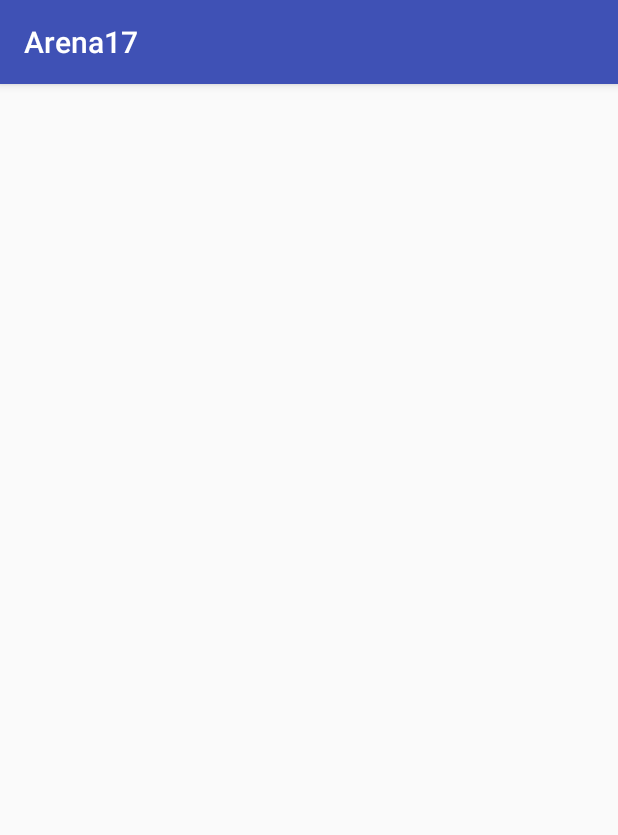
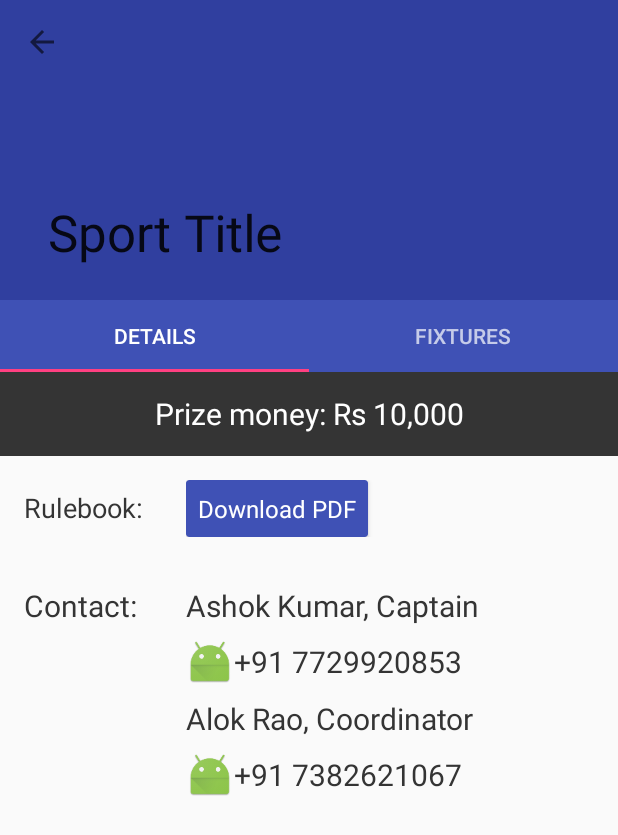
Before and after one commit to Department-of-Technical-Arts/Areana-2017, an Android app: the screen it shows after launch (MainActivity before the commit, EventDetailsActivity after it), on a phone screen of 412 x 824 dp. Shown: the top 835 px of the screen. Run offline under Robolectric (Android 15) with nearby library versions, the phone set to English and light mode, and no system bars.

Commit message:
Adds Event Details Activity

```diff
--- a/app/build.gradle
+++ b/app/build.gradle
@@ -28,6 +28,9 @@ dependencies {
     compile 'com.google.firebase:firebase-messaging:10.0.1'
     compile 'com.squareup.retrofit2:converter-gson:2.1.0'
     compile 'com.squareup.retrofit2:retrofit:2.1.0'
+    compile 'com.android.support:design:25.1.0'
+    compile 'com.android.support:cardview-v7:25.1.0' // cardView
+
     testCompile 'junit:junit:4.12'
 }
 
--- a/app/src/main/AndroidManifest.xml
+++ b/app/src/main/AndroidManifest.xml
@@ -11,6 +11,11 @@
         android:supportsRtl="true"
         android:theme="@style/AppTheme">
         <activity android:name=".MainActivity">
+
+
+        </activity>
+
+        <activity android:name=".EventDetailsActivity" android:theme="@style/AppTheme.NoActionBar">
             <intent-filter>
                 <action android:name="android.intent.action.MAIN" />
 
--- /dev/null
+++ b/app/src/main/java/bphc/tech/com/arena17/EventDetailsActivity.java
@@ -0,0 +1,143 @@
+package bphc.tech.com.arena17;
+
+import android.os.Bundle;
+import android.support.design.widget.CollapsingToolbarLayout;
+import android.support.v4.app.Fragment;
+import android.support.v4.app.FragmentManager;
+import android.support.v4.app.FragmentPagerAdapter;
+import android.support.v4.view.ViewPager;
+import android.support.v4.widget.NestedScrollView;
+import android.support.v7.app.ActionBar;
+import android.support.v7.app.AppCompatActivity;
+import android.support.design.widget.TabLayout;
+import android.support.v7.widget.Toolbar;
+
+/**
+ * Created by sarath on 23-12-2016.
+ */
+
+public class EventDetailsActivity extends AppCompatActivity {
+
+
+    SectionsPagerAdapter mSectionsPagerAdapter;
+
+    ViewPager mViewPager;
+    Toolbar toolbar;
+    CollapsingToolbarLayout collapsingToolbar;
+    NestedScrollView nestedScrollView;
+
+    @Override
+    protected void onCreate(Bundle savedInstanceState) {
+        super.onCreate(savedInstanceState);
+        setContentView(R.layout.activity_event_details);
+
+        TabLayout tabLayout = (TabLayout) findViewById(R.id.tab_layout);
+        tabLayout.addTab(tabLayout.newTab().setText("Details"));
+        tabLayout.addTab(tabLayout.newTab().setText("Schedule"));
+        tabLayout.setTabGravity(TabLayout.GRAVITY_FILL);
+
+        // Create the adapter that will return a fragment for each of the three
+        // primary sections of the activity.
+        mSectionsPagerAdapter = new SectionsPagerAdapter(getSupportFragmentManager());
+
+        // Set up the ViewPager with the sections adapter.
+        mViewPager = (ViewPager) findViewById(R.id.container);
+        mViewPager.setAdapter(mSectionsPagerAdapter);
+
+        tabLayout.setupWithViewPager(mViewPager);
+
+        /*      setUpWithViewPager will take care of the below code: :-)
+        mViewPager.addOnPageChangeListener(new TabLayout.TabLayoutOnPageChangeListener(tabLayout));
+        tabLayout.setOnTabSelectedListener(new TabLayout.OnTabSelectedListener() {
+            @Override
+            public void onTabSelected(TabLayout.Tab tab) {
+                mViewPager.setCurrentItem(tab.getPosition());
+            }
+            @Override
+            public void onTabUnselected(TabLayout.Tab tab) {
+            }
+            @Override
+            public void onTabReselected(TabLayout.Tab tab) {
+            }
+        });*/
+
+
+        toolbar = (Toolbar) findViewById(R.id.events_toolbar);
+        setSupportActionBar(toolbar);
+        collapsingToolbar = (CollapsingToolbarLayout) findViewById(R.id.events_collapsingToolbar);
+
+        if (getSupportActionBar() != null) {
+            getSupportActionBar().setDisplayHomeAsUpEnabled(true);
+            getSupportActionBar().setDisplayShowHomeEnabled(true);
+            collapsingToolbar.setTitle("Sport Title"); // To Do: replace this name later dynamically!
+        }
+
+        nestedScrollView = (NestedScrollView) findViewById (R.id.NestedScrollView);
+        nestedScrollView.setFillViewport (true); // needed for the nestedScrollView to be displayed.
+    }
+
+    /*@Override
+    public boolean onCreateOptionsMenu(Menu menu) {
+        // Inflate the menu; this adds items to the action bar if it is present.
+        getMenuInflater().inflate(R.menu.menu_main2, menu);
+        return true;
+    }
+
+    @Override
+    public boolean onOptionsItemSelected(MenuItem item) {
+        // Handle action bar item clicks here. The action bar will
+        // automatically handle clicks on the Home/Up button, so long
+        // as you specify a parent activity in AndroidManifest.xml.
+        int id = item.getItemId();
+
+        //noinspection SimplifiableIfStatement
+        if (id == R.id.action_settings) {
+            return true;
+        }
+        return super.onOptionsItemSelected(item);
+    }*/
+
+
+
+
+    /**
+     * A {@link FragmentPagerAdapter} that returns a fragment corresponding to
+     * one of the sections/tabs/pages.
+     */
+    public class SectionsPagerAdapter extends FragmentPagerAdapter {
+
+        public SectionsPagerAdapter(FragmentManager fm) {
+            super(fm);
+        }
+
+        @Override
+        public Fragment getItem(int position) {
+            // getItem is called to instantiate the fragment for the given page.
+            // Return a PlaceholderFragment (defined as a static inner class below).
+            //return PlaceholderFragment.newInstance(position + 1);
+            switch (position){
+                case 0: return new EventDetailsFragment();
+                case 1: return new EventScheduleFragment();
+            }
+            return null;
+        }
+
+        @Override
+        public int getCount() {
+            // Show 2 total pages.
+            return 2;
+        }
+
+        @Override
+        public CharSequence getPageTitle(int position) {
+            switch (position) {
+                case 0:
+                    return "Details";
+                case 1:
+                    return "Fixtures";
+            }
+            return null;
+        }
+    }
+
+}
--- /dev/null
+++ b/app/src/main/java/bphc/tech/com/arena17/EventDetailsFragment.java
@@ -0,0 +1,88 @@
+package bphc.tech.com.arena17;
+
+import android.content.Intent;
+import android.net.Uri;
+import android.os.Bundle;
+import android.support.annotation.Nullable;
+import android.support.v4.app.Fragment;
+import android.view.LayoutInflater;
+import android.view.View;
+import android.view.ViewGroup;
+import android.widget.TextView;
+import android.widget.Toast;
+
+import org.w3c.dom.Text;
+
+/**
+ * Created by sarath on 23-12-2016.
+ */
+
+public class EventDetailsFragment extends Fragment implements View.OnClickListener{
+    public EventDetailsFragment() {
+    }
+
+    TextView callme, pdf;
+    @Override
+    public View onCreateView(LayoutInflater inflater, ViewGroup container,
+                             Bundle savedInstanceState) {
+        // Inflate the layout for this fragment
+
+        View v = inflater.inflate(R.layout.fragment_event_details, container, false);
+
+
+
+        return v;
+
+    }
+
+    @Override
+    public void onViewCreated(View view, @Nullable Bundle savedInstanceState) {
+        super.onViewCreated(view, savedInstanceState);
+
+        //To launch dialer activities.
+        view.findViewById(R.id.contact_no_1).setOnClickListener(this);
+        view.findViewById(R.id.contact_no_2).setOnClickListener(this);
+        view.findViewById(R.id.ic_dailer_1).setOnClickListener(this);
+        view.findViewById(R.id.ic_dailer_2).setOnClickListener(this);
+
+        view.findViewById(R.id.pdf_textView).setOnClickListener(this);
+
+    }
+
+    // To launch the dialer Activity
+    @Override
+    public void onClick(View view) {
+        //when the number textViews are clicked directly!
+        if((view.getId()==R.id.contact_no_1)|(view.getId()==R.id.contact_no_2)){
+            try {
+                startActivity(new Intent(Intent.ACTION_DIAL, Uri.fromParts("tel", (String)(((TextView)view).getText()), null)));
+            } catch (android.content.ActivityNotFoundException ex) {
+                Toast.makeText(getActivity(), "Could not find an activity to place the call.", Toast.LENGTH_SHORT).show();
+            }
+        }
+        // when the individual ic_dialer images are clicked. (Bit messy But works!! )
+        else if((view.getId()==R.id.ic_dailer_1)){
+            try {
+                startActivity(new Intent(Intent.ACTION_DIAL, Uri.fromParts("tel", (String)(((TextView)getView().findViewById(R.id.contact_no_1)).getText()), null)));
+            } catch (android.content.ActivityNotFoundException ex) {
+                Toast.makeText(getActivity(), "Could not find an activity to place the call.", Toast.LENGTH_SHORT).show();
+            } catch (Exception e){
+                    Toast.makeText(getActivity(), "Sorry.. There was some error", Toast.LENGTH_SHORT).show();
+            }
+        }
+        else if((view.getId()==R.id.ic_dailer_2)){
+            try {
+                startActivity(new Intent(Intent.ACTION_DIAL, Uri.fromParts("tel", (String)(((TextView)getView().findViewById(R.id.contact_no_2)).getText()), null)));
+            } catch (android.content.ActivityNotFoundException ex) {
+                Toast.makeText(getActivity(), "Could not find an activity to place the call.", Toast.LENGTH_SHORT).show();
+            } catch (Exception e){
+                Toast.makeText(getActivity(), "Sorry.. There was some error", Toast.LENGTH_SHORT).show();
+            }
+        }
+
+        else if(view.getId()==R.id.pdf_textView){
+
+        }
+
+    }
+}
--- /dev/null
+++ b/app/src/main/java/bphc/tech/com/arena17/EventScheduleFragment.java
@@ -0,0 +1,41 @@
+package bphc.tech.com.arena17;
+
+import android.os.Bundle;
+import android.support.annotation.Nullable;
+import android.support.v4.app.Fragment;
+import android.support.v7.widget.CardView;
+import android.view.LayoutInflater;
+import android.view.View;
+import android.view.ViewGroup;
+import android.widget.TextView;
+
+/**
+ * Created by sarath on 23-12-2016.
+ */
+
+public class EventScheduleFragment extends Fragment {
+    public EventScheduleFragment() {
+    }
+
+
+    CardView container;
+    @Override
+    public View onCreateView(LayoutInflater inflater, ViewGroup container,
+                             Bundle savedInstanceState) {
+        // Inflate the layout for this fragment
+        View v = inflater.inflate(R.layout.fragment_event_schedule, container, false);
+
+        return v;
+    }
+
+    @Override
+    public void onViewCreated(View view, @Nullable Bundle savedInstanceState) {
+        super.onViewCreated(view, savedInstanceState);
+
+        container = (CardView) view.findViewById(R.id.event_schedule_container);
+        // Do something
+
+        TextView textView = new TextView(getActivity());
+
+    }
+}
--- /dev/null
+++ b/app/src/main/res/layout/activity_event_details.xml
@@ -0,0 +1,64 @@
+<?xml version="1.0" encoding="utf-8"?>
+<android.support.design.widget.CoordinatorLayout xmlns:android="http://schemas.android.com/apk/res/android"
+    xmlns:tools="http://schemas.android.com/tools"
+    xmlns:app="http://schemas.android.com/apk/res-auto"
+    android:id="@+id/main_content"
+    android:layout_width="match_parent"
+    android:layout_height="match_parent"
+    android:fitsSystemWindows="true">
+
+    <android.support.design.widget.AppBarLayout
+        android:id="@+id/appbar"
+        android:layout_width="match_parent"
+        android:layout_height="wrap_content">
+
+        <android.support.design.widget.CollapsingToolbarLayout
+            android:id="@+id/events_collapsingToolbar"
+            android:layout_width="match_parent"
+            android:layout_height="200dp"
+            app:layout_scrollFlags="scroll|exitUntilCollapsed"
+            android:fitsSystemWindows="true">
+            <ImageView
+                android:layout_width="match_parent"
+                android:layout_height="match_parent"
+                android:background="@color/colorPrimaryDark"
+                android:fitsSystemWindows="true"
+                android:scaleType="centerCrop"
+                app:layout_collapseMode="parallax"
+                />
+            <android.support.v7.widget.Toolbar
+                android:id="@+id/events_toolbar"
+                android:layout_width="match_parent"
+                android:layout_height="?attr/actionBarSize"
+                app:layout_collapseMode="pin"
+                />
+
+        </android.support.design.widget.CollapsingToolbarLayout>
+        <android.support.design.widget.TabLayout
+            android:id="@+id/tab_layout"
+            android:layout_width="match_parent"
+            android:layout_height="wrap_content"
+            android:background="?attr/colorPrimary"
+            android:minHeight="?attr/actionBarSize"
+            android:theme="@style/ThemeOverlay.AppCompat.Dark.ActionBar"/>
+
+    </android.support.design.widget.AppBarLayout>
+
+    <android.support.v4.widget.NestedScrollView
+        android:layout_width="match_parent"
+        android:id="@+id/NestedScrollView"
+        android:layout_height="match_parent"
+        app:layout_behavior="@string/appbar_scrolling_view_behavior">
+
+        <android.support.v4.view.ViewPager
+            android:id="@+id/container"
+            android:layout_width="match_parent"
+            android:layout_height="match_parent"
+            >
+
+        </android.support.v4.view.ViewPager>
+    </android.support.v4.widget.NestedScrollView>
+
+
+
+</android.support.design.widget.CoordinatorLayout>
--- /dev/null
+++ b/app/src/main/res/layout/fragment_event_details.xml
@@ -0,0 +1,175 @@
+<FrameLayout xmlns:android="http://schemas.android.com/apk/res/android"
+    android:layout_width="match_parent"
+    android:layout_height="match_parent"
+    xmlns:app="http://schemas.android.com/apk/res-auto">
+
+    <!-- TODO: Update blank fragment layout -->
+
+    <LinearLayout
+        android:layout_width="match_parent"
+        android:layout_height="wrap_content"
+        android:orientation="vertical">
+        <TextView
+            android:id="@+id/prize_money"
+            android:layout_width="match_parent"
+            android:layout_height="?attr/actionBarSize"
+            android:text="Prize money: Rs 10,000"
+            android:textColor="#FFFFFF"
+            android:gravity="center"
+            android:textSize="20sp"
+            android:background="#343434"/>
+
+        <LinearLayout
+            android:layout_width="match_parent"
+            android:layout_height="wrap_content"
+            android:orientation="horizontal"
+            android:padding="16dp">
+            <TextView
+                android:layout_width="0dp"
+                android:layout_gravity="center_vertical"
+                android:layout_weight="2"
+                android:layout_height="match_parent"
+                android:text="Rulebook:"
+                android:textColor="#343434"
+                android:textSize="18sp"
+                android:layout_marginTop="4dp"
+                />
+
+            <RelativeLayout
+                android:layout_width="0dp"
+                android:layout_height="wrap_content"
+                android:layout_weight="5">
+
+                <android.support.v7.widget.CardView
+                    android:layout_width="wrap_content"
+                    android:layout_height="wrap_content"
+                    android:elevation="@dimen/cardview_default_elevation"
+                    app:cardCornerRadius="@dimen/cardview_default_radius"
+                    app:cardBackgroundColor="@color/colorPrimary"
+                    >
+                    <TextView
+                        android:id="@+id/pdf_textView"
+                        android:layout_width="wrap_content"
+                        android:layout_height="wrap_content"
+                        android:padding="8dp"
+                        android:text="Download PDF"
+                        android:textColor="@android:color/white"
+                        android:textSize="16sp"
+                        />
+
+                </android.support.v7.widget.CardView>
+            </RelativeLayout>
+
+            <!--<android.support.v7.widget.CardView-->
+                <!--android:layout_width="wrap_content"-->
+                <!--android:layout_height="wrap_content"-->
+
+                <!--app:cardBackgroundColor="@color/colorPrimary">-->
+
+                <!--<TextView-->
+                    <!--android:layout_width="match_parent"-->
+                    <!--android:layout_height="wrap_content"-->
+                    <!--android:padding="8dp"-->
+                    <!--android:text="Download PDF"-->
+                    <!--android:textColor="@android:color/white"-->
+                    <!--android:textSize="16sp"-->
+                    <!--android:textStyle="normal" />-->
+            <!--</android.support.v7.widget.CardView>-->
+
+
+        </LinearLayout>
+
+        <LinearLayout
+            android:layout_width="match_parent"
+            android:layout_height="wrap_content"
+            android:orientation="horizontal"
+            android:padding="16dp">
+            <TextView
+                android:layout_width="0dp"
+                android:layout_weight="2"
+                android:layout_height="match_parent"
+                android:text="Contact:"
+                android:textColor="#343434"
+                android:textSize="20sp"/>
+
+            <LinearLayout
+                android:layout_width="0dp"
+                android:layout_weight="5"
+                android:layout_height="wrap_content"
+                android:orientation="vertical">
+
+                <LinearLayout
+                    android:layout_width="wrap_content"
+                    android:layout_height="wrap_content"
+                    android:orientation="vertical">
+                    <TextView
+                        android:id="@+id/contact_name_1"
+                        android:layout_width="wrap_content"
+                        android:layout_height="wrap_content"
+                        android:text="Ashok Kumar, Captain"
+                        android:textSize="20sp"
+                        android:textColor="#343434"/>
+                    <LinearLayout
+                        android:layout_width="match_parent"
+                        android:layout_height="wrap_content"
+                        android:orientation="horizontal">
+
+                        <ImageView
+                            android:id="@+id/ic_dailer_1"
+                            android:layout_width="0dp"
+                            android:layout_weight="1"
+                            android:layout_height="wrap_content"
+                            android:src="@mipmap/ic_launcher"
+                            />
+                        <TextView
+                            android:id="@+id/contact_no_1"
+                            android:layout_width="0dp"
+                            android:layout_weight="5"
+                            android:layout_height="wrap_content"
+                            android:text="+91 7729920853"
+                            android:layout_gravity="center_vertical"
+                            android:textSize="20sp"
+                            android:textColor="#343434"/>
+                    </LinearLayout>
+
+                </LinearLayout>
+                <LinearLayout
+                    android:layout_width="wrap_content"
+                    android:layout_height="wrap_content"
+                    android:orientation="vertical">
+                    <TextView
+                        android:id="@+id/contact_name_2"
+                        android:layout_width="wrap_content"
+                        android:layout_height="wrap_content"
+                        android:text="Alok Rao, Coordinator"
+                        android:textSize="20sp"
+                        android:textColor="#343434"/>
+                    <LinearLayout
+                        android:layout_width="match_parent"
+                        android:layout_height="wrap_content"
+                        android:orientation="horizontal">
+
+                        <ImageView
+                            android:id="@+id/ic_dailer_2"
+                            android:layout_width="0dp"
+                            android:layout_weight="1"
+                            android:layout_height="wrap_content"
+                            android:src="@mipmap/ic_launcher"
+                            />
+                        <TextView
+                            android:id="@+id/contact_no_2"
+                            android:layout_width="0dp"
+                            android:layout_weight="5"
+                            android:layout_height="wrap_content"
+                            android:text="+91 7382621067"
+                            android:layout_gravity="center_vertical"
+                            android:textSize="20sp"
+                            android:textColor="#343434"/>
+                    </LinearLayout>
+                </LinearLayout>
+            </LinearLayout>
+
+        </LinearLayout>
+    </LinearLayout>
+
+</FrameLayout>
--- /dev/null
+++ b/app/src/main/res/layout/fragment_event_schedule.xml
@@ -0,0 +1,23 @@
+<FrameLayout xmlns:android="http://schemas.android.com/apk/res/android"
+    xmlns:tools="http://schemas.android.com/tools"
+    android:layout_width="match_parent"
+    android:layout_height="match_parent"
+    xmlns:app="http://schemas.android.com/apk/res-auto">
+
+    <!-- TODO: Update blank fragment layout -->
+    <LinearLayout
+        android:layout_width="match_parent"
+        android:layout_height="wrap_content"
+        android:orientation="vertical"
+        android:padding="24dp">
+
+        <android.support.v7.widget.CardView
+            android:id="@+id/event_schedule_container"
+            android:layout_width="match_parent"
+            android:layout_height="wrap_content"
+            app:cardCornerRadius="4dp">
+
+        </android.support.v7.widget.CardView>
+    </LinearLayout>
+
+</FrameLayout>
--- a/app/src/main/res/values/styles.xml
+++ b/app/src/main/res/values/styles.xml
@@ -8,4 +8,9 @@
         <item name="colorAccent">@color/colorAccent</item>
     </style>
 
+    <style name="AppTheme.NoActionBar">
+        <!-- Both of these are needed -->
+        <item name="windowActionBar">false</item>
+        <item name="windowNoTitle">true</item>
+    </style>
 </resources>
```
